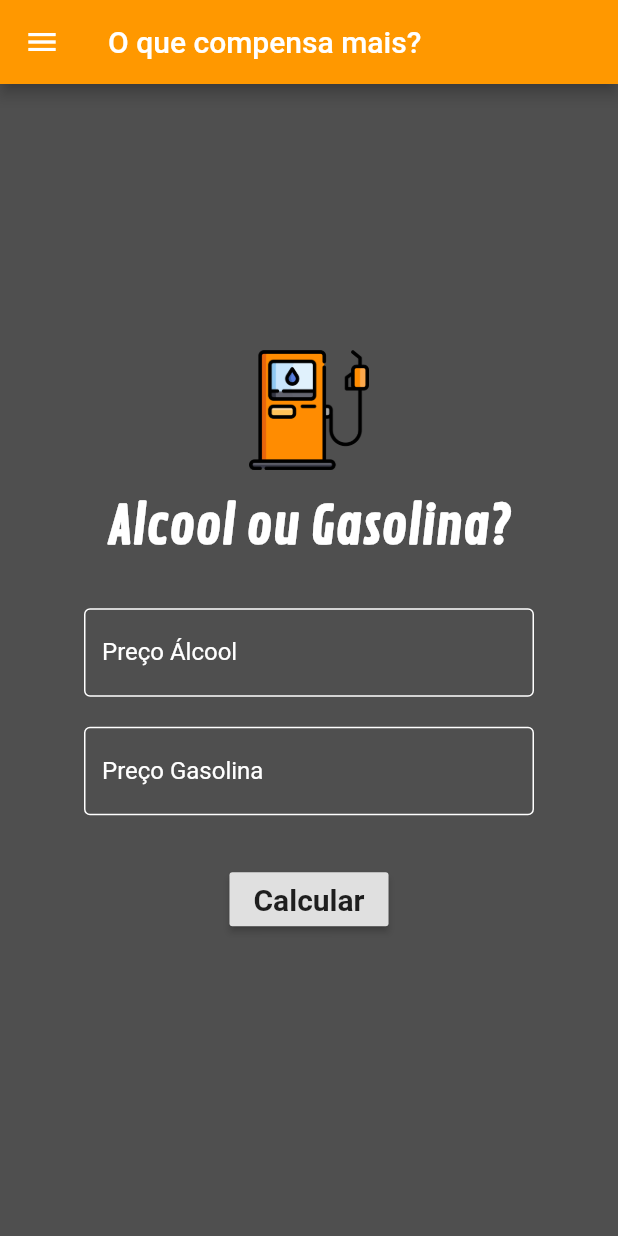
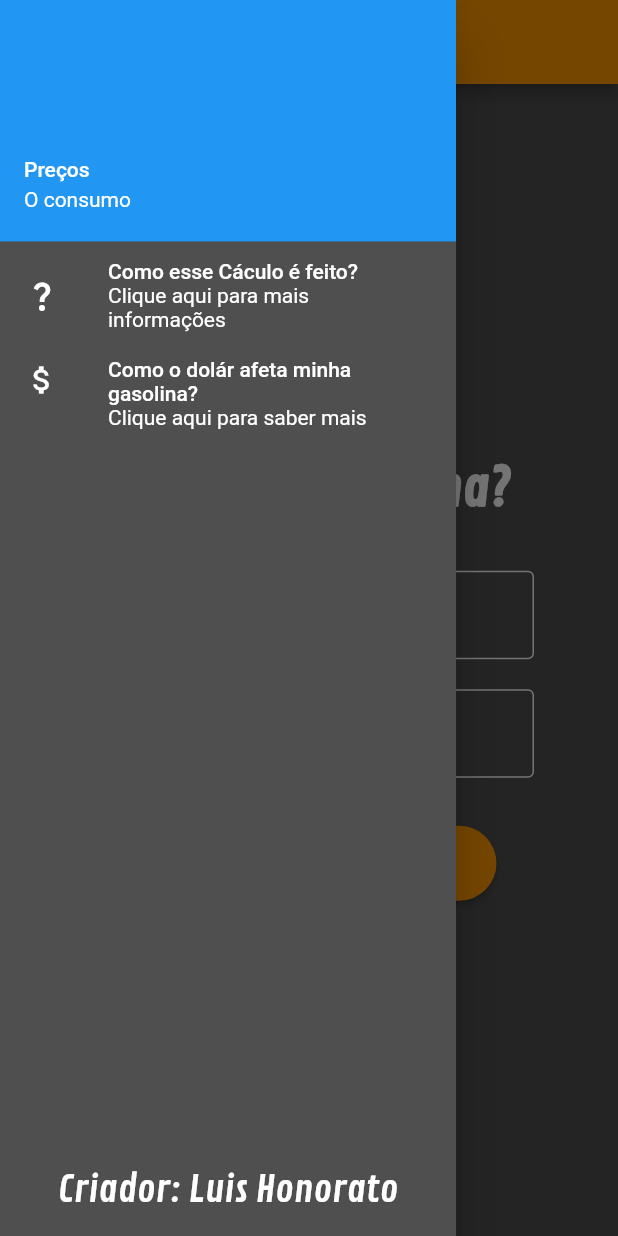
Before and after one commit to Luis-Honorato/alcool_gasolina, a Flutter app: the screen it shows after launch, with the side drawer open (before the commit the screen has no drawer), on a phone screen of 412 x 824 dp. Run offline on Flutter 3.47's test engine with Material 2 defaults, Android fonts, the phone set to English and light mode, and no system bars.

Commit message:
app 100% atualizado

```diff
--- a/lib/calc.dart
+++ b/lib/calc.dart
@@ -1,6 +1,5 @@
-import 'dart:ffi';
-import 'dart:math';
-
+import 'package:alcool_gasolina/dolar_afeta.dart';
+import 'package:alcool_gasolina/infos.dart';
 import 'package:flutter/material.dart';
 
 class Calc extends StatefulWidget {
@@ -12,8 +11,9 @@ class Calc extends StatefulWidget {
 
 class _CalcState extends State<Calc> {
 
-  TextEditingController _controllerAlcool = TextEditingController();
-  TextEditingController _controllerGasolina = TextEditingController();
+  String frase = '';
+  final TextEditingController _controllerAlcool = TextEditingController();
+  final TextEditingController _controllerGasolina = TextEditingController();
   String _textoResultado = "";
 
   void _calcular(){
@@ -23,28 +23,110 @@ class _CalcState extends State<Calc> {
     if(valorAlcool == null || valorGasolina == null){
       setState(() {
         _textoResultado = "Número Inválido! Digite um número maior que 0 e utilize '.' no lugar da ','";
+        frase = '';
       });
     } else {
       if((valorAlcool / valorGasolina) >= 0.7){
         setState(() {
           _textoResultado = "Melhor abastecer com Gasolina!";
+          frase = 'Por que não Alcool?';
         });}
       else{
         setState(() {
           _textoResultado = "Melhor Abastecer com Alcool";
+           frase = 'Por que não Gasolina?';
         });
       }
     }
+  }
 
+  // ignore: non_constant_identifier_names
+  void ir_infos() {
+    Navigator.push(
+                context,
+                MaterialPageRoute(builder: ((context) => const Infos())
+                )
+              );
   }
 
   @override
   Widget build(BuildContext context) {
     return Scaffold(
-      backgroundColor: Color(0xff4F4F4F),
+      backgroundColor: const Color(0xff4F4F4F),
+
+      drawer: Drawer(
+        backgroundColor: const Color(0xff4F4F4F),
+        child: Column(
+          mainAxisAlignment: MainAxisAlignment.spaceBetween,
+          children:  <Widget> [
+
+              Container(
+                child: Column(
+                  children: [
+
+                    const UserAccountsDrawerHeader(accountName: Text('Preços'), accountEmail: Text('O consumo',),),
+
+                    ListTile(
+                    leading: const Icon(
+                      Icons.question_mark,
+                      color: Colors.white,
+                    ),
+                    title: const Text(
+                      'Como esse Cáculo é feito?',
+                      style: TextStyle(color: Colors.white),
+                    ),
+                    subtitle:  const Text(
+                      'Clique aqui para mais informações',
+                      style: TextStyle(color: Colors.white),
+                    ),
+                    onTap: ir_infos,
+                  ),
+
+                   ListTile(
+                    leading: const Icon(
+                      Icons.attach_money,
+                      color: Colors.white,
+                    ),
+                    title: const Text(
+                      'Como o dolár afeta minha gasolina?',
+                      style: TextStyle(color: Colors.white),
+                    ),
+                    subtitle:  const Text(
+                      'Clique aqui para saber mais',
+                      style: TextStyle(color: Colors.white),
+                    ),
+                    onTap: () {
+                      Navigator.push(
+                      context,
+                      MaterialPageRoute(builder: ((context) => const Dolar_Afeta())
+                        )
+                      );
+                    },
+                  ),
+
+                  ]
+                ),
+              ),
+
+
+            Padding(
+              padding: EdgeInsets.all(16),
+              child: const Text(
+                'Criador: Luis Honorato',
+                style: TextStyle(
+                  color: Colors.white,
+                  fontSize: 25,
+                  fontFamily: 'ContrailOne'
+                ),
+              ),
+            )
+
+          ],
+        ),
+      ),
 
       appBar: AppBar(
-        title: Text(
+        title: const Text(
           "O que compensa mais?",
           style: TextStyle(
             color: Colors.white
@@ -53,11 +135,6 @@ class _CalcState extends State<Calc> {
         ),
         backgroundColor: Colors.orange,
         elevation: 4.0,
-
-        leading: IconButton(
-            onPressed: () {},
-            icon: Icon(Icons.menu),
-          ),
       ),
 
       body: Center(
@@ -76,7 +153,7 @@ class _CalcState extends State<Calc> {
               height: 112,
             ),
           ),
-          Container(child: Text(
+          const Text(
               "Alcool ou Gasolina?",
               style: TextStyle(
                 fontSize: 35,
@@ -85,19 +162,17 @@ class _CalcState extends State<Calc> {
                 fontFamily: "ContrailOne"
               ),
             ),
-          ),
 
-          Padding(padding: EdgeInsets.all(16)),
+          const Padding(padding: EdgeInsets.all(16)),
 
-          Container(
-            child: Column(
+          Column(
             children: <Widget> [
-                Container(
+              SizedBox(
                 width: 300,
                 child: TextField(
                 cursorColor: Colors.white,
                 keyboardType: TextInputType.number,
-                  decoration: InputDecoration(
+                decoration: const InputDecoration(
                   labelText: "Preço Álcool",
                   labelStyle: TextStyle(
                     color: Colors.white
@@ -105,29 +180,36 @@ class _CalcState extends State<Calc> {
                   enabledBorder: OutlineInputBorder(
                     borderSide: BorderSide(color: Colors.white)
                     ),
+                  focusedBorder: UnderlineInputBorder(
+                    borderSide: BorderSide(color: Colors.orange)
+                  )
                  ),
-                   style: TextStyle(color: Colors.white),
+                 style: const TextStyle(color: Colors.white),
                  controller: _controllerAlcool,
                 ),
               ),
 
-                Padding(padding: EdgeInsets.all(10)),
+              const Padding(padding: EdgeInsets.all(10)),
 
-                Container(
+              SizedBox(
                 width: 300,
                 child: TextField(
                 keyboardType: TextInputType.number,
+                cursorColor: Colors.white,
 
-                    decoration: InputDecoration(
+                  decoration: const InputDecoration(
                     labelText: "Preço Gasolina",
                     labelStyle: TextStyle(
                       color: Colors.white
                       ),
                       enabledBorder: OutlineInputBorder(
                         borderSide: BorderSide(color: Colors.white)
+                      ),
+                      focusedBorder: UnderlineInputBorder(
+                        borderSide: BorderSide(color: Colors.orange)
                       )
                     ),
-                      style: TextStyle(
+                    style: const TextStyle(
                     color: Colors.white
                   ),
                   controller: _controllerGasolina,
@@ -135,28 +217,49 @@ class _CalcState extends State<Calc> {
               )
             ],
           ),
-          ),
 
-          Padding(padding: EdgeInsets.all(16)),
+          const Padding(padding: EdgeInsets.all(16)),
 
-          RaisedButton(
+          ElevatedButton(
+
            onPressed: _calcular,
-           child: Text(
+           child: const Text(
              "Calcular",
              style: TextStyle(
-               fontSize: 20,
+               fontSize: 30,
                fontWeight: FontWeight.bold
              ),
+            ),
+            style: ElevatedButton.styleFrom(
+              primary: Colors.orange,
+              minimumSize: const Size(250, 50),
+              shape: const RoundedRectangleBorder(
+                borderRadius: BorderRadius.all(Radius.circular(50)),
               )
             ),
+          ),
           Padding(
-            padding: EdgeInsets.only(top: 16, left: 10, right: 10),
+            padding: const EdgeInsets.only(top: 16, left: 10, right: 10),
             child: Text(
               _textoResultado,
-              style: TextStyle(
+              style: const TextStyle(
                 color: Colors.white,
                 fontSize: 20,
               ),
+            textAlign: TextAlign.center,
+            ),
+          ) ,
+          Padding(
+            padding: const EdgeInsets.all(16),
+            child: GestureDetector(
+              child: Text(
+                frase,
+                style: const TextStyle(
+                  color: Colors.orange,
+                  decoration: TextDecoration.underline
+                ),
+              ),
+            onTap: ir_infos
             ),
           )
         ],
--- a/lib/main.dart
+++ b/lib/main.dart
@@ -3,7 +3,7 @@ import 'package:flutter/material.dart';
 
 void main(){
 
-  runApp(MaterialApp(
+  runApp(const MaterialApp(
     debugShowCheckedModeBanner: false,
     home: Calc(),
   ));
```
Also changed, not shown: lib/dolar_afeta.dart (added, +152 -0 lines), lib/infos.dart (added, +166 -0 lines), 2 other files. Lines whose indentation alone changed are shown as unchanged.
